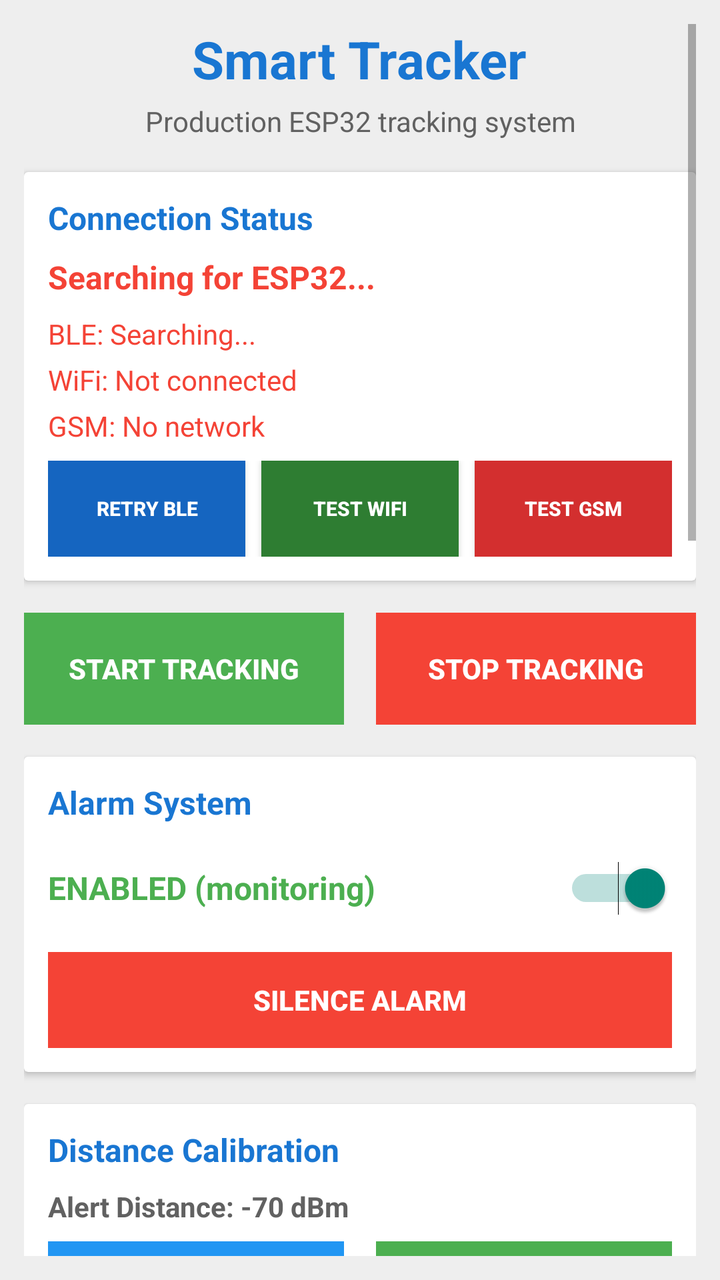
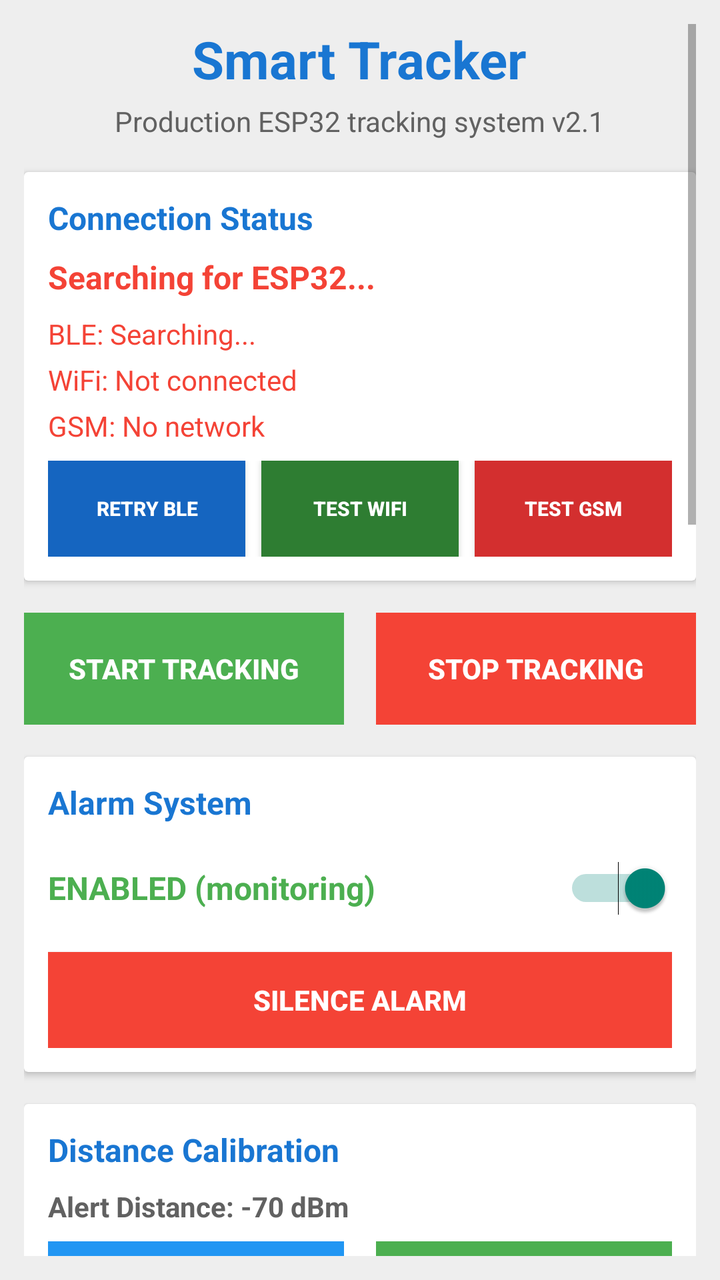

Before-and-after screenshots of an Android layout around one commit, followed by the original layout XML and the change that was made.
<!-- AndroidManifest.xml: activity theme Theme.AppCompat.Light.DarkActionBar -->
<!-- res/layout/activity_main.xml -->
<?xml version="1.0" encoding="utf-8"?>
<ScrollView xmlns:android="http://schemas.android.com/apk/res/android"
    xmlns:app="http://schemas.android.com/apk/res-auto"
    android:layout_width="match_parent"
    android:layout_height="match_parent"
    android:padding="12dp"
    android:background="@color/gray_200">

    <LinearLayout
        android:layout_width="match_parent"
        android:layout_height="wrap_content"
        android:orientation="vertical"
        android:gravity="center_horizontal">

        
        <TextView
            android:layout_width="wrap_content"
            android:layout_height="wrap_content"
            android:text="Smart Tracker"
            android:textSize="26sp"
            android:textStyle="bold"
            android:textColor="@color/blue_700"
            android:layout_marginBottom="4dp" />

        <TextView
            android:layout_width="wrap_content"
            android:layout_height="wrap_content"
            android:text="Production ESP32 tracking system"
            android:textSize="14sp"
            android:textColor="@color/gray_700"
            android:layout_marginBottom="16dp"
            android:gravity="center" />

        
        <androidx.cardview.widget.CardView
            android:layout_width="match_parent"
            android:layout_height="wrap_content"
            android:layout_marginBottom="16dp"
            android:elevation="4dp"
            android:radius="8dp">

            <LinearLayout
                android:layout_width="match_parent"
                android:layout_height="wrap_content"
                android:orientation="vertical"
                android:padding="12dp">

                <TextView
                    android:layout_width="wrap_content"
                    android:layout_height="wrap_content"
                    android:text="Connection Status"
                    android:textSize="16sp"
                    android:textStyle="bold"
                    android:textColor="@color/blue_700"
                    android:layout_marginBottom="8dp" />

                
                <TextView
                    android:id="@+id/connectionStatusCard"
                    android:layout_width="match_parent"
                    android:layout_height="wrap_content"
                    android:text="Searching for ESP32..."
                    android:textSize="16sp"
                    android:textStyle="bold"
                    android:textColor="@color/red_500"
                    android:layout_marginBottom="8dp" />

                
                <TextView
                    android:id="@+id/bleStatusText"
                    android:layout_width="match_parent"
                    android:layout_height="wrap_content"
                    android:text="BLE: Searching..."
                    android:textSize="14sp"
                    android:textColor="@color/red_500"
                    android:layout_marginBottom="4dp" />

                <TextView
                    android:id="@+id/wifiStatusText"
                    android:layout_width="match_parent"
                    android:layout_height="wrap_content"
                    android:text="WiFi: Not connected"
                    android:textSize="14sp"
                    android:textColor="@color/red_500"
                    android:layout_marginBottom="4dp" />

                <TextView
                    android:id="@+id/gsmStatusText"
                    android:layout_width="match_parent"
                    android:layout_height="wrap_content"
                    android:text="GSM: No network"
                    android:textSize="14sp"
                    android:textColor="@color/red_500"
                    android:layout_marginBottom="8dp" />

                
                <LinearLayout
                    android:layout_width="match_parent"
                    android:layout_height="wrap_content"
                    android:orientation="horizontal">

                    <Button
                        android:id="@+id/retryBleButton"
                        android:layout_width="0dp"
                        android:layout_height="48dp"
                        android:layout_weight="1"
                        android:text="RETRY BLE"
                        android:textSize="10sp"
                        android:textStyle="bold"
                        android:textColor="@color/white"
                        android:background="@color/blue_600"
                        android:layout_marginEnd="4dp" />

                    <Button
                        android:id="@+id/retryWifiButton"
                        android:layout_width="0dp"
                        android:layout_height="48dp"
                        android:layout_weight="1"
                        android:text="TEST WiFi"
                        android:textSize="10sp"
                        android:textStyle="bold"
                        android:textColor="@color/white"
                        android:background="@color/dark_green"
                        android:layout_marginStart="4dp"
                        android:layout_marginEnd="4dp" />

                    <Button
                        android:id="@+id/retryGsmButton"
                        android:layout_width="0dp"
                        android:layout_height="48dp"
                        android:layout_weight="1"
                        android:text="TEST GSM"
                        android:textSize="10sp"
                        android:textStyle="bold"
                        android:textColor="@color/white"
                        android:background="@color/red_600"
                        android:layout_marginStart="4dp" />

                </LinearLayout>

            </LinearLayout>

        </androidx.cardview.widget.CardView>

        
        <LinearLayout
            android:layout_width="match_parent"
            android:layout_height="wrap_content"
            android:orientation="horizontal"
            android:layout_marginBottom="16dp">

            <Button
                android:id="@+id/startButton"
                android:layout_width="0dp"
                android:layout_height="56dp"
                android:layout_weight="1"
                android:text="START TRACKING"
                android:textSize="14sp"
                android:textStyle="bold"
                android:textColor="@color/white"
                android:background="@color/green_500"
                android:layout_marginEnd="8dp"
                android:enabled="false" />

            <Button
                android:id="@+id/stopButton"
                android:layout_width="0dp"
                android:layout_height="56dp"
                android:layout_weight="1"
                android:text="STOP TRACKING"
                android:textSize="14sp"
                android:textStyle="bold"
                android:textColor="@color/white"
                android:background="@color/red_500"
                android:layout_marginStart="8dp"
                android:enabled="false" />

        </LinearLayout>

        
        <androidx.cardview.widget.CardView
            android:layout_width="match_parent"
            android:layout_height="wrap_content"
            android:layout_marginBottom="16dp"
            android:elevation="4dp"
            android:radius="8dp">

            <LinearLayout
                android:layout_width="match_parent"
                android:layout_height="wrap_content"
                android:orientation="vertical"
                android:padding="12dp">

                <TextView
                    android:layout_width="wrap_content"
                    android:layout_height="wrap_content"
                    android:text="Alarm System"
                    android:textSize="16sp"
                    android:textStyle="bold"
                    android:textColor="@color/blue_700"
                    android:layout_marginBottom="8dp" />

                <LinearLayout
                    android:layout_width="match_parent"
                    android:layout_height="wrap_content"
                    android:orientation="horizontal"
                    android:gravity="center_vertical"
                    android:layout_marginBottom="8dp">

                    <TextView
                        android:id="@+id/alarmStatusText"
                        android:layout_width="0dp"
                        android:layout_height="wrap_content"
                        android:layout_weight="1"
                        android:text="ENABLED (monitoring)"
                        android:textSize="16sp"
                        android:textColor="@color/green_500"
                        android:textStyle="bold" />

                    <Switch
                        android:id="@+id/alarmSwitch"
                        android:layout_width="wrap_content"
                        android:layout_height="wrap_content"
                        android:checked="true"
                        android:minWidth="48dp"
                        android:minHeight="48dp" />

                </LinearLayout>

                <Button
                    android:id="@+id/silenceButton"
                    android:layout_width="match_parent"
                    android:layout_height="48dp"
                    android:text="SILENCE ALARM"
                    android:textSize="14sp"
                    android:textStyle="bold"
                    android:textColor="@color/white"
                    android:background="@color/red_500"
                    android:enabled="false" />

            </LinearLayout>

        </androidx.cardview.widget.CardView>

        
        <androidx.cardview.widget.CardView
            android:layout_width="match_parent"
            android:layout_height="wrap_content"
            android:layout_marginBottom="16dp"
            android:elevation="4dp"
            android:radius="8dp">

            <LinearLayout
                android:layout_width="match_parent"
                android:layout_height="wrap_content"
                android:orientation="vertical"
                android:padding="12dp">

                <TextView
                    android:layout_width="wrap_content"
                    android:layout_height="wrap_content"
                    android:text="Distance Calibration"
                    android:textSize="16sp"
                    android:textStyle="bold"
                    android:textColor="@color/blue_700"
                    android:layout_marginBottom="8dp" />

                <TextView
                    android:id="@+id/rssiTestText"
                    android:layout_width="match_parent"
                    android:layout_height="wrap_content"
                    android:text="Alert Distance: -70 dBm"
                    android:textSize="14sp"
                    android:textColor="@color/gray_700"
                    android:textStyle="bold"
                    android:layout_marginBottom="8dp" />

                <LinearLayout
                    android:layout_width="match_parent"
                    android:layout_height="wrap_content"
                    android:orientation="horizontal">

                    <Button
                        android:id="@+id/rssiTestButton"
                        android:layout_width="0dp"
                        android:layout_height="48dp"
                        android:layout_weight="1"
                        android:text="START DISTANCE TEST"
                        android:textSize="11sp"
                        android:textStyle="bold"
                        android:textColor="@color/white"
                        android:background="@color/blue_500"
                        android:layout_marginEnd="8dp"
                        android:enabled="false" />

                    <Button
                        android:id="@+id/setThresholdButton"
                        android:layout_width="0dp"
                        android:layout_height="48dp"
                        android:layout_weight="1"
                        android:text="SET CURRENT"
                        android:textSize="11sp"
                        android:textStyle="bold"
                        android:textColor="@color/white"
                        android:background="@color/green_500"
                        android:layout_marginStart="8dp"
                        android:enabled="false" />

                </LinearLayout>

            </LinearLayout>

        </androidx.cardview.widget.CardView>

        
        <androidx.cardview.widget.CardView
            android:layout_width="match_parent"
            android:layout_height="wrap_content"
            android:layout_marginBottom="16dp"
            android:elevation="4dp"
            android:radius="8dp">

            <LinearLayout
                android:layout_width="match_parent"
                android:layout_height="wrap_content"
                android:orientation="vertical"
                android:padding="12dp">

                <TextView
                    android:layout_width="wrap_content"
                    android:layout_height="wrap_content"
                    android:text="System Status"
                    android:textSize="16sp"
                    android:textStyle="bold"
                    android:textColor="@color/blue_700"
                    android:layout_marginBottom="8dp" />

                <TextView
                    android:id="@+id/statusText"
                    android:layout_width="match_parent"
                    android:layout_height="wrap_content"
                    android:text="Status: Initializing..."
                    android:textSize="14sp"
                    android:textColor="@color/gray_700"
                    android:layout_marginBottom="4dp" />

                <TextView
                    android:id="@+id/gpsStatusText"
                    android:layout_width="match_parent"
                    android:layout_height="wrap_content"
                    android:text="GPS: Not available"
                    android:textSize="14sp"
                    android:textColor="@color/gray_500" />

            </LinearLayout>

        </androidx.cardview.widget.CardView>

        
        <androidx.cardview.widget.CardView
            android:layout_width="match_parent"
            android:layout_height="wrap_content"
            android:layout_marginBottom="16dp"
            android:elevation="4dp"
            android:radius="8dp">

            <LinearLayout
                android:layout_width="match_parent"
                android:layout_height="wrap_content"
                android:orientation="vertical"
                android:padding="12dp">

                <LinearLayout
                    android:layout_width="match_parent"
                    android:layout_height="wrap_content"
                    android:orientation="horizontal"
                    android:layout_marginBottom="8dp">

                    <TextView
                        android:layout_width="0dp"
                        android:layout_height="wrap_content"
                        android:layout_weight="1"
                        android:text="Debug Console"
                        android:textSize="16sp"
                        android:textStyle="bold"
                        android:textColor="@color/blue_700" />

                    <Button
                        android:id="@+id/clearLogButton"
                        android:layout_width="wrap_content"
                        android:layout_height="28dp"
                        android:text="CLEAR"
                        android:textSize="10sp"
                        android:textStyle="bold"
                        android:textColor="@color/white"
                        android:background="@color/gray_500"
                        android:minHeight="0dp"
                        android:minWidth="0dp"
                        android:paddingLeft="12dp"
                        android:paddingRight="12dp" />

                </LinearLayout>

                
                <ScrollView
                    android:id="@+id/debugScrollView"
                    android:layout_width="match_parent"
                    android:layout_height="400dp"
                    android:background="#FF1E1E1E"
                    android:scrollbars="vertical"
                    android:fadeScrollbars="false">

                    <TextView
                        android:id="@+id/debugLogText"
                        android:layout_width="match_parent"
                        android:layout_height="wrap_content"
                        android:text=""
                        android:textSize="11sp"
                        android:textColor="#FF00FF00"
                        android:fontFamily="monospace"
                        android:padding="8dp"
                        android:gravity="top"
                        android:textIsSelectable="false" />

                </ScrollView>

                <TextView
                    android:layout_width="match_parent"
                    android:layout_height="wrap_content"
                    android:text="LATEST MESSAGES AT TOP | Last 25 messages | Real data only"
                    android:textSize="10sp"
                    android:textColor="@color/gray_500"
                    android:layout_marginTop="4dp"
                    android:fontStyle="italic"
                    android:gravity="center" />

            </LinearLayout>

        </androidx.cardview.widget.CardView>

        
        <androidx.cardview.widget.CardView
            android:layout_width="match_parent"
            android:layout_height="wrap_content"
            android:layout_marginBottom="16dp"
            android:elevation="4dp"
            android:radius="8dp">

            <LinearLayout
                android:layout_width="match_parent"
                android:layout_height="wrap_content"
                android:orientation="vertical"
                android:padding="12dp">

                <TextView
                    android:layout_width="wrap_content"
                    android:layout_height="wrap_content"
                    android:text="Usage Guide"
                    android:textSize="16sp"
                    android:textStyle="bold"
                    android:textColor="@color/blue_700"
                    android:layout_marginBottom="8dp" />

                <TextView
                    android:layout_width="match_parent"
                    android:layout_height="wrap_content"
                    android:text="1. Press START TRACKING to begin\n2. Use DISTANCE TEST to calibrate alert distance\n3. Enable/disable alarm with switch above\n4. Monitor all connections in status cards\n5. Check debug console for technical details\n6. System uses real sensor data only"
                    android:textSize="13sp"
                    android:textColor="@color/gray_700"
                    android:lineSpacingExtra="2dp" />

            </LinearLayout>

        </androidx.cardview.widget.CardView>

        
        <TextView
            android:layout_width="wrap_content"
            android:layout_height="wrap_content"
            android:text="Smart Tracker v2.0 - Production Build"
            android:textSize="12sp"
            android:textColor="@color/gray_500"
            android:layout_marginBottom="4dp" />

        <TextView
            android:layout_width="wrap_content"
            android:layout_height="wrap_content"
            android:text="Real hardware • Live GPS • Actual SMS alerts"
            android:textSize="11sp"
            android:textColor="@color/gray_500"
            android:gravity="center"
            android:layout_marginBottom="16dp" />

    </LinearLayout>

</ScrollView>
<!-- resources referenced by this layout -->
<resources>
  <color name="blue_500">#FF2196F3</color>
  <color name="blue_600">#1565C0</color>
  <color name="blue_700">#FF1976D2</color>
  <color name="dark_green">#2E7D32</color>
  <color name="gray_200">#FFEEEEEE</color>
  <color name="gray_500">#FF9E9E9E</color>
  <color name="gray_700">#FF616161</color>
  <color name="green_500">#FF4CAF50</color>
  <color name="red_500">#FFF44336</color>
  <color name="red_600">#D32F2F</color>
  <color name="white">#FFFFFFFF</color>
</resources>

<!-- the commit's change to res/layout/activity_main.xml (unified diff, before → after) -->
@@ -25,7 +25,7 @@
         <TextView
             android:layout_width="wrap_content"
             android:layout_height="wrap_content"
-            android:text="Production ESP32 tracking system"
+            android:text="Production ESP32 tracking system v2.1"
             android:textSize="14sp"
             android:textColor="@color/gray_700"
             android:layout_marginBottom="16dp"
@@ -236,7 +236,7 @@
                     android:textStyle="bold"
                     android:textColor="@color/white"
                     android:background="@color/red_500"
-                    android:enabled="false" />
+                    android:enabled="true" />
 
             </LinearLayout>
 
@@ -401,7 +401,6 @@
 
                 </LinearLayout>
 
-                
                 <ScrollView
                     android:id="@+id/debugScrollView"
                     android:layout_width="match_parent"
@@ -427,7 +426,7 @@
                 <TextView
                     android:layout_width="match_parent"
                     android:layout_height="wrap_content"
-                    android:text="LATEST MESSAGES AT TOP | Last 25 messages | Real data only"
+                    android:text="LATEST MESSAGES AT TOP | Last 25 messages | Real data only | Toast notifications enabled"
                     android:textSize="10sp"
                     android:textColor="@color/gray_500"
                     android:layout_marginTop="4dp"
@@ -455,7 +454,7 @@
                 <TextView
                     android:layout_width="wrap_content"
                     android:layout_height="wrap_content"
-                    android:text="Usage Guide"
+                    android:text="Usage Guide - v2.1 FIXES"
                     android:textSize="16sp"
                     android:textStyle="bold"
                     android:textColor="@color/blue_700"
@@ -464,7 +463,7 @@
                 <TextView
                     android:layout_width="match_parent"
                     android:layout_height="wrap_content"
-                    android:text="1. Press START TRACKING to begin\n2. Use DISTANCE TEST to calibrate alert distance\n3. Enable/disable alarm with switch above\n4. Monitor all connections in status cards\n5. Check debug console for technical details\n6. System uses real sensor data only"
+                    android:text="FIXES:\n• SMS delivery improved\n• Silence alarm works via BLE/WiFi/SMS\n• WiFi available → REQUEST SMS button\n• Smart alert logic (no SMS if BLE/WiFi available)\n• Popup notifications for all actions\n• RSSI threshold sync with ESP32\n• Better connection management"
                     android:textSize="13sp"
                     android:textColor="@color/gray_700"
                     android:lineSpacingExtra="2dp" />
@@ -477,7 +476,7 @@
         <TextView
             android:layout_width="wrap_content"
             android:layout_height="wrap_content"
-            android:text="Smart Tracker v2.0 - Production Build"
+            android:text="Smart Tracker v2.1 - Production Build + FIXES"
             android:textSize="12sp"
             android:textColor="@color/gray_500"
             android:layout_marginBottom="4dp" />
@@ -485,7 +484,7 @@
         <TextView
             android:layout_width="wrap_content"
             android:layout_height="wrap_content"
-            android:text="Real hardware • Live GPS • Actual SMS alerts"
+            android:text="Real hardware • Live GPS • Fixed SMS alerts • Smart notifications"
             android:textSize="11sp"
             android:textColor="@color/gray_500"
             android:gravity="center"
